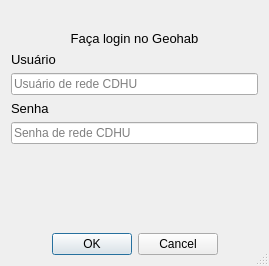
Above: unified_login_dialog_base.ui from maviz991/qgis-geometadata-plugin before the change. Below: the same form after it.
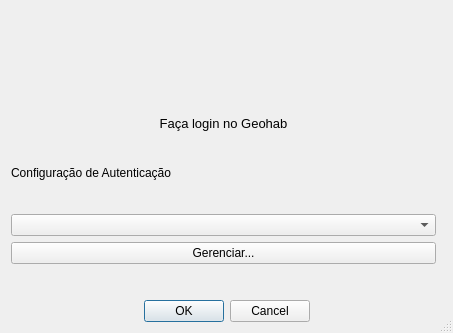
That is the form after the change. Icons and pictures are not drawn.

```diff
--- a/unified_login_dialog_base.ui
+++ b/unified_login_dialog_base.ui
@@ -6,8 +6,8 @@
    <rect>
     <x>0</x>
     <y>0</y>
-    <width>269</width>
-    <height>266</height>
+    <width>453</width>
+    <height>333</height>
    </rect>
   </property>
   <property name="windowTitle">
@@ -20,65 +20,27 @@
    <bool>false</bool>
   </property>
   <layout class="QGridLayout" name="gridLayout_2">
-   <item row="2" column="0">
-    <layout class="QGridLayout" name="gridLayout_3">
-     <item row="1" column="0">
-      <widget class="QLabel" name="label">
-       <property name="font">
-        <font>
-         <pointsize>10</pointsize>
-        </font>
-       </property>
-       <property name="text">
-        <string>Usuário</string>
-       </property>
-       <property name="alignment">
-        <set>Qt::AlignBottom|Qt::AlignLeading|Qt::AlignLeft</set>
+   <item row="12" column="0" colspan="2">
+    <widget class="QDialogButtonBox" name="buttonBox">
+     <property name="orientation">
+      <enum>Qt::Horizontal</enum>
+     </property>
+     <property name="standardButtons">
+      <set>QDialogButtonBox::Cancel|QDialogButtonBox::Ok</set>
+     </property>
+     <property name="centerButtons">
+      <bool>true</bool>
        </property>
       </widget>
      </item>
-     <item row="2" column="0">
-      <widget class="QLineEdit" name="lineEdit_username">
-       <property name="placeholderText">
-        <string>Usuário de rede CDHU</string>
-       </property>
-      </widget>
-     </item>
-    </layout>
-   </item>
-   <item row="3" column="0">
-    <layout class="QGridLayout" name="gridLayout_6">
-     <item row="0" column="0">
-      <widget class="QLabel" name="label_2">
-       <property name="font">
-        <font>
-         <pointsize>10</pointsize>
-        </font>
-       </property>
+   <item row="9" column="0">
+    <widget class="QPushButton" name="mManageAuthButton">
        <property name="text">
-        <string>Senha</string>
-       </property>
-       <property name="alignment">
-        <set>Qt::AlignBottom|Qt::AlignLeading|Qt::AlignLeft</set>
-       </property>
+      <string>Gerenciar...</string>
+     </property>
       </widget>
      </item>
      <item row="1" column="0">
-      <widget class="QLineEdit" name="lineEdit_password">
-       <property name="text">
-        <string/>
-       </property>
-       <property name="echoMode">
-        <enum>QLineEdit::Password</enum>
-       </property>
-       <property name="placeholderText">
-        <string>Senha de rede CDHU</string>
-       </property>
-      </widget>
-     </item>
-    </layout>
-   </item>
-   <item row="0" column="0">
     <layout class="QGridLayout" name="gridLayout">
      <item row="0" column="0">
       <widget class="QLabel" name="label_4">
@@ -110,7 +72,9 @@
      </item>
     </layout>
    </item>
-   <item row="1" column="0">
+   <item row="3" column="0">
+    <layout class="QGridLayout" name="gridLayout_3">
+     <item row="0" column="0">
     <widget class="QLabel" name="label_3">
      <property name="sizePolicy">
       <sizepolicy hsizetype="Expanding" vsizetype="Fixed">
@@ -143,32 +107,38 @@
      </property>
     </widget>
    </item>
-   <item row="5" column="0">
-    <widget class="QDialogButtonBox" name="buttonBox">
-     <property name="orientation">
-      <enum>Qt::Horizontal</enum>
-     </property>
-     <property name="standardButtons">
-      <set>QDialogButtonBox::Cancel|QDialogButtonBox::Ok</set>
-     </property>
-     <property name="centerButtons">
-      <bool>true</bool>
-     </property>
-    </widget>
+    </layout>
    </item>
-   <item row="4" column="0">
+   <item row="10" column="0">
     <spacer name="verticalSpacer">
      <property name="orientation">
       <enum>Qt::Vertical</enum>
      </property>
+     <property name="sizeType">
+      <enum>QSizePolicy::Fixed</enum>
+     </property>
      <property name="sizeHint" stdset="0">
       <size>
        <width>20</width>
-       <height>40</height>
+       <height>30</height>
       </size>
      </property>
     </spacer>
    </item>
+   <item row="4" column="0">
+    <layout class="QGridLayout" name="gridLayout_4">
+     <item row="0" column="0">
+      <widget class="QLabel" name="label">
+       <property name="text">
+        <string>Configuração de Autenticação</string>
+       </property>
+      </widget>
+     </item>
+     <item row="1" column="0">
+      <widget class="QComboBox" name="mAuthComboBox"/>
+     </item>
+    </layout>
+   </item>
   </layout>
  </widget>
  <resources/>
```
Lines whose indentation alone changed are shown as unchanged.
